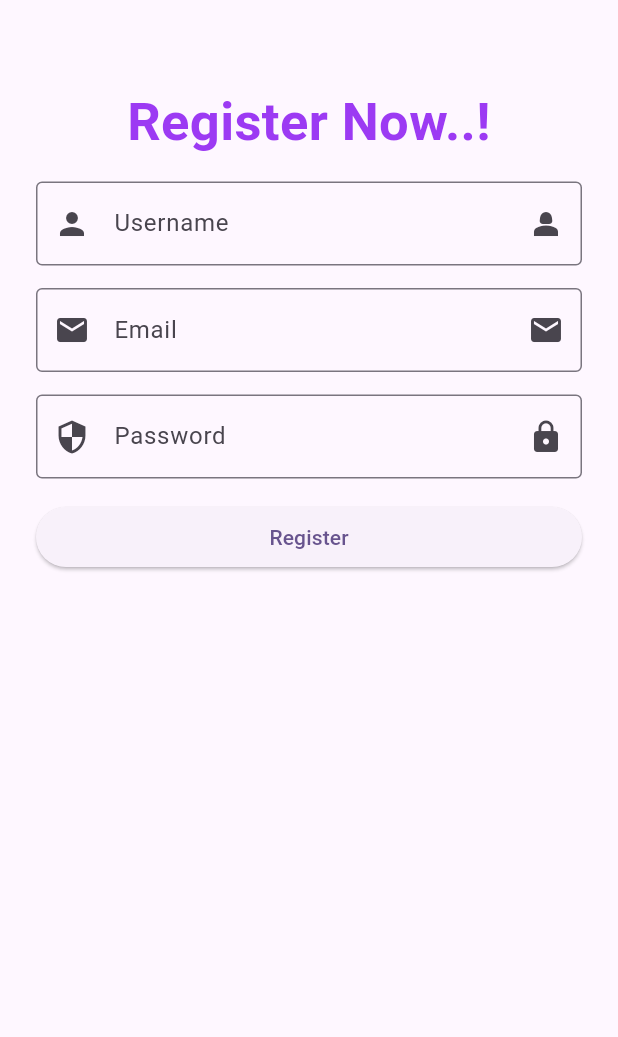
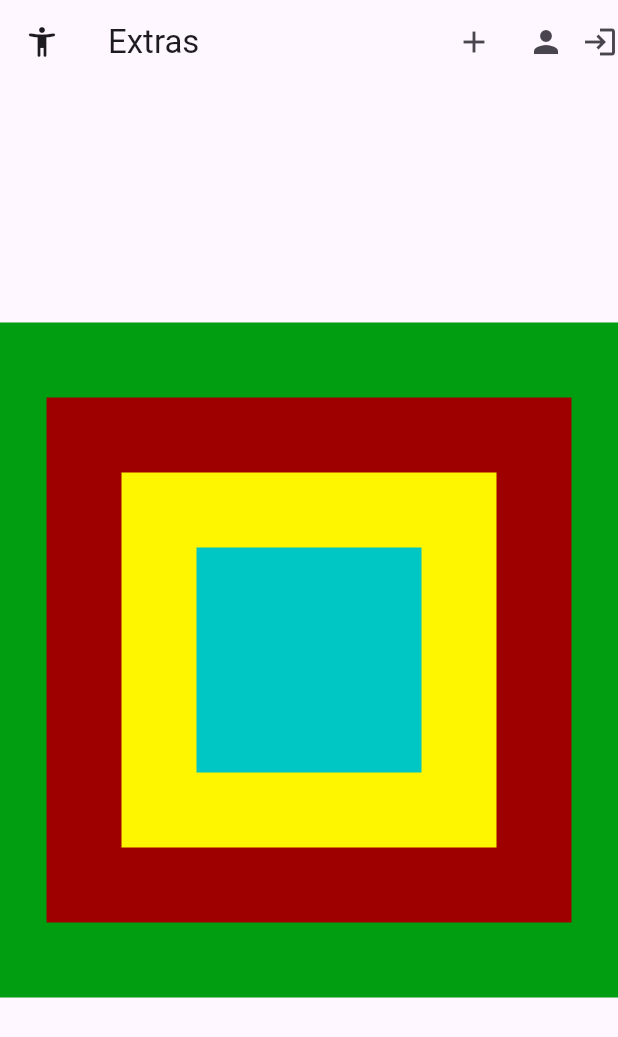
Before and after one commit to harisnaseer24/2408F1-Flutter, a Flutter app: the screen it shows after launch, on a phone screen of 412 x 824 dp. Shown: the top 1037 px of the screen. Run offline on Flutter 3.47's test engine with Material 3 defaults, Android fonts, the phone set to English and light mode, and no system bars; key blocks and very long unbroken strings in the code were emptied for the run.

Commit message:
navigation, stack etc

```diff
--- a/myapp/lib/main.dart
+++ b/myapp/lib/main.dart
@@ -1,4 +1,5 @@
 import 'package:flutter/material.dart';
+import 'package:myapp/screens/extras.dart';
 import 'package:myapp/screens/layout.dart';
 import 'package:myapp/screens/listView.dart';
 import 'package:myapp/screens/listviewbuilder.dart';
@@ -23,11 +24,12 @@ class MyApp extends StatelessWidget {
 
         colorScheme: ColorScheme.fromSeed(seedColor: Colors.deepPurple),
       ),
-      home: Signup(),
+      home: Extras(),
 
       routes: {
 
         "/listview": (context) => Layout2(),
+        "/signup": (context) => Signup(),
         "/products": (context) => ProductList(),
         "/productdetails": (context) => ProductDetails(),
       }
--- /dev/null
+++ b/myapp/lib/screens/extras.dart
@@ -0,0 +1,74 @@
+import 'package:flutter/material.dart';
+import 'package:myapp/screens/listView.dart';
+import 'package:myapp/screens/productDetails.dart';
+
+class Extras extends StatefulWidget {
+  const Extras({ Key? key }) : super(key: key);
+
+  @override
+  _ExtrasState createState() => _ExtrasState();
+}
+
+class _ExtrasState extends State<Extras> {
+  @override
+  Widget build(BuildContext context) {
+    return Scaffold(
+      appBar: AppBar(
+        title: Text("Extras"),
+        leading: Icon(Icons.accessibility_new_rounded),
+        actions: [
+          IconButton(icon:Icon(Icons.add),onPressed: (){
+            Navigator.pushReplacementNamed(context, "/products");
+            // Navigator.push(context, route)
+
+          },),
+           IconButton(icon:Icon(Icons.person),onPressed: (){
+            Navigator.pushNamed(context, "/signup");
+            // Navigator.push(context, route)
+
+          },),
+          GestureDetector(onTap: (){
+            Navigator.push(context, MaterialPageRoute(builder: (context)=>ProductDetails()));
+          },
+          child:  Icon(Icons.login),
+          )
+         ,
+        ],
+      ),
+
+
+      body: Center(
+        child: Stack(
+          alignment: AlignmentGeometry.center,
+          children: [
+            Container(
+              height: 450,
+              width: 450,
+              color: const Color.fromARGB(255, 0, 158, 16),
+            ),
+             Container(
+              height: 350,
+              width: 350,
+              color: const Color.fromARGB(255, 158, 0, 0),
+            ),
+             Container(
+              height: 250,
+              width: 250,
+              color: const Color.fromARGB(255, 254, 246, 0),
+            ),
+             Container(
+              height: 150,
+              width: 150,
+              color: const Color.fromARGB(255, 0, 199, 196),
+            )
+          ],
+        ),
+      ),
+
+    );
+  }
+}
+
+// GridViewBuilder
+//BottomNavigationBar
+//Drawer
--- a/myapp/lib/screens/signup.dart
+++ b/myapp/lib/screens/signup.dart
@@ -49,7 +49,7 @@ void Register(){
                 validator: (value) {
                   if (value!.isEmpty) {
                               return ("Username is required");
-                            } cd
+                            }
                             return null;
 
                 },
```
